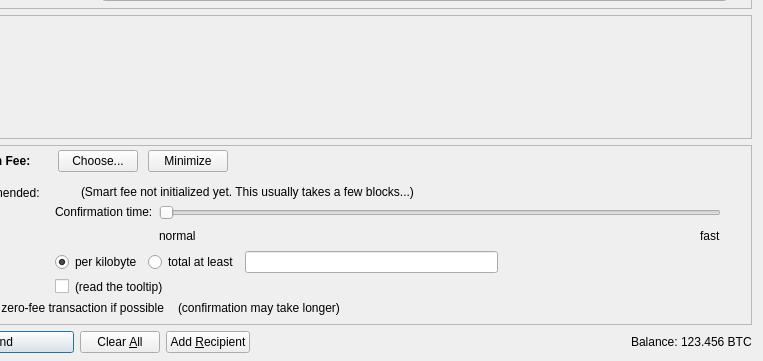
Above: src/qt/forms/sendcoinsdialog.ui from ajtowns/bitcoin-deb before the change; both pictures show x 87 to 850 and y 165 to 526 of the 850 by 526 pixel window. Below: the same form after it.
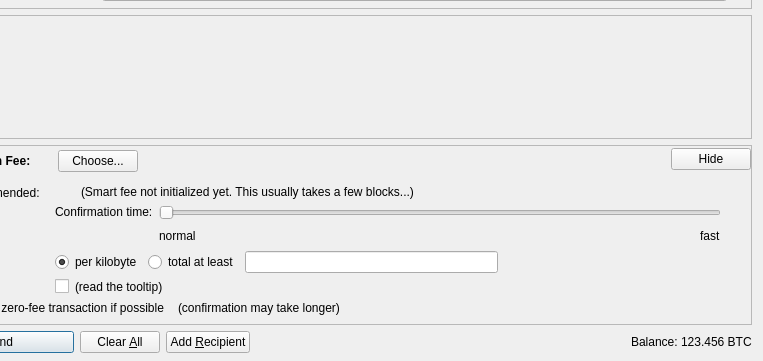
That is the form after the change. Icons and pictures are not drawn. Custom widgets are drawn as their Qt base class.

Diff of the .ui file:
```diff
--- a/src/qt/forms/sendcoinsdialog.ui
+++ b/src/qt/forms/sendcoinsdialog.ui
@@ -771,16 +771,6 @@
                 </property>
                </widget>
               </item>
-              <item>
-               <widget class="QPushButton" name="buttonMinimizeFee">
-                <property name="toolTip">
-                 <string>collapse fee-settings</string>
-                </property>
-                <property name="text">
-                 <string>Minimize</string>
-                </property>
-               </widget>
-              </item>
              </layout>
             </item>
             <item>
@@ -811,6 +801,16 @@
             </property>
            </spacer>
           </item>
+          <item>
+           <widget class="QPushButton" name="buttonMinimizeFee">
+            <property name="toolTip">
+             <string>collapse fee-settings</string>
+            </property>
+            <property name="text">
+             <string>Hide</string>
+            </property>
+           </widget>
+          </item>
          </layout>
         </item>
         <item>
```
Left out of the diff: 2 changed lines with no effect on the pictures.
